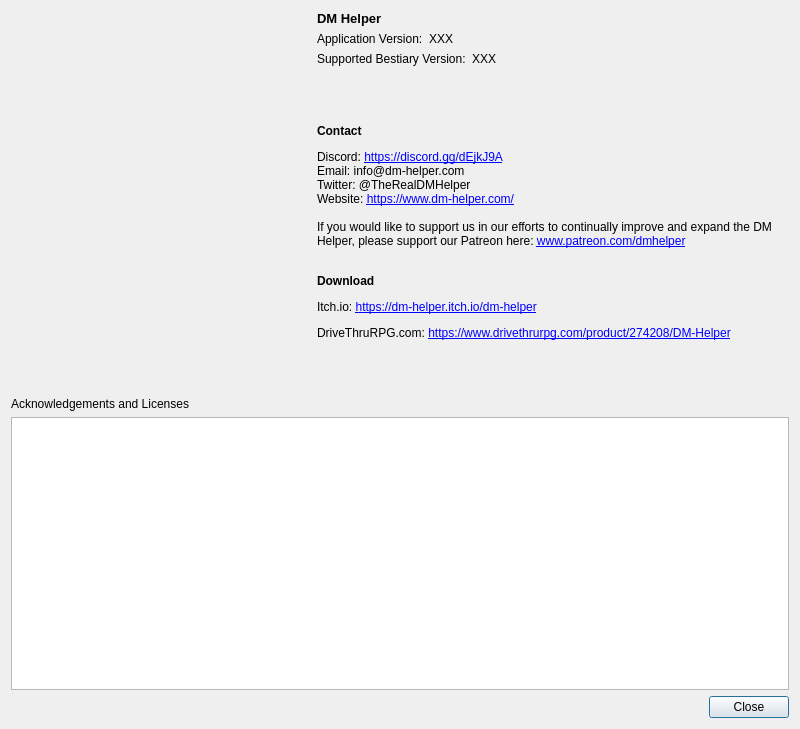
First picture: the form in DMHelper/src/aboutdialog.ui, repository MMetze/DMHelper, before the edit.
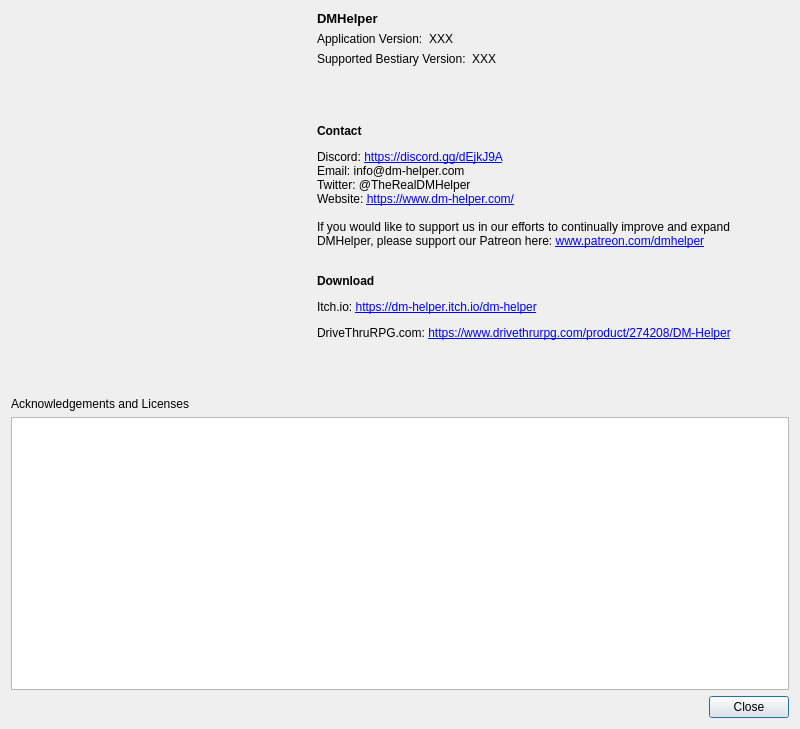
Second picture: the form after the edit. Icons and pictures are not drawn.

Commit message: Updated branding DM Helper --> DMHelper

Patch:
```diff
--- a/DMHelper/src/aboutdialog.ui
+++ b/DMHelper/src/aboutdialog.ui
@@ -107,7 +107,7 @@
           </font>
          </property>
          <property name="text">
-          <string>DM Helper</string>
+          <string>DMHelper</string>
          </property>
         </widget>
        </item>
@@ -175,7 +175,7 @@
        <item>
         <widget class="QLabel" name="label_6">
          <property name="text">
-          <string>&lt;html&gt;&lt;head/&gt;&lt;body&gt;&lt;p&gt;&lt;span style=&quot; font-weight:600;&quot;&gt;Contact&lt;/span&gt;&lt;/p&gt;&lt;p&gt;Discord: &lt;a href=&quot;https://discord.gg/C7zPKBp&quot;&gt;&lt;span style=&quot; text-decoration: underline; color:#0000ff;&quot;&gt;https://discord.gg/dEjkJ9A&lt;/span&gt;&lt;/a&gt;&lt;br/&gt;Email: info@dm-helper.com&lt;br/&gt;Twitter: @TheRealDMHelper&lt;br/&gt;Website: &lt;a href=&quot;https://www.dm-helper.com/&quot;&gt;&lt;span style=&quot; text-decoration: underline; color:#0000ff;&quot;&gt;https://www.dm-helper.com/&lt;/span&gt;&lt;/a&gt;&lt;br/&gt;&lt;br/&gt;If you would like to support us in our efforts to continually improve and expand the DM Helper, please support our Patreon here: &lt;a href=&quot;www.patreon.com/dmhelper&quot;&gt;&lt;span style=&quot; text-decoration: underline; color:#0000ff;&quot;&gt;www.patreon.com/dmhelper&lt;/span&gt;&lt;/a&gt;&lt;br/&gt;&lt;/p&gt;&lt;p&gt;&lt;span style=&quot; font-weight:600;&quot;&gt;Download&lt;/span&gt;&lt;/p&gt;&lt;p&gt;Itch.io: &lt;a href=&quot;https://dm-helper.itch.io/dm-helper&quot;&gt;&lt;span style=&quot; text-decoration: underline; color:#0000ff;&quot;&gt;https://dm-helper.itch.io/dm-helper&lt;/span&gt;&lt;/a&gt;&lt;/p&gt;&lt;p&gt;DriveThruRPG.com: &lt;a href=&quot;https://www.drivethrurpg.com/product/274208/DM-Helper&quot;&gt;&lt;span style=&quot; text-decoration: underline; color:#0000ff;&quot;&gt;https://www.drivethrurpg.com/product/274208/DM-Helper&lt;/span&gt;&lt;/a&gt;&lt;/p&gt;&lt;/body&gt;&lt;/html&gt;</string>
+          <string>&lt;html&gt;&lt;head/&gt;&lt;body&gt;&lt;p&gt;&lt;span style=&quot; font-weight:600;&quot;&gt;Contact&lt;/span&gt;&lt;/p&gt;&lt;p&gt;Discord: &lt;a href=&quot;https://discord.gg/C7zPKBp&quot;&gt;&lt;span style=&quot; text-decoration: underline; color:#0000ff;&quot;&gt;https://discord.gg/dEjkJ9A&lt;/span&gt;&lt;/a&gt;&lt;br/&gt;Email: info@dm-helper.com&lt;br/&gt;Twitter: @TheRealDMHelper&lt;br/&gt;Website: &lt;a href=&quot;https://www.dm-helper.com/&quot;&gt;&lt;span style=&quot; text-decoration: underline; color:#0000ff;&quot;&gt;https://www.dm-helper.com/&lt;/span&gt;&lt;/a&gt;&lt;br/&gt;&lt;br/&gt;If you would like to support us in our efforts to continually improve and expand DMHelper, please support our Patreon here: &lt;a href=&quot;www.patreon.com/dmhelper&quot;&gt;&lt;span style=&quot; text-decoration: underline; color:#0000ff;&quot;&gt;www.patreon.com/dmhelper&lt;/span&gt;&lt;/a&gt;&lt;br/&gt;&lt;/p&gt;&lt;p&gt;&lt;span style=&quot; font-weight:600;&quot;&gt;Download&lt;/span&gt;&lt;/p&gt;&lt;p&gt;Itch.io: &lt;a href=&quot;https://dm-helper.itch.io/dm-helper&quot;&gt;&lt;span style=&quot; text-decoration: underline; color:#0000ff;&quot;&gt;https://dm-helper.itch.io/dm-helper&lt;/span&gt;&lt;/a&gt;&lt;/p&gt;&lt;p&gt;DriveThruRPG.com: &lt;a href=&quot;https://www.drivethrurpg.com/product/274208/DM-Helper&quot;&gt;&lt;span style=&quot; text-decoration: underline; color:#0000ff;&quot;&gt;https://www.drivethrurpg.com/product/274208/DM-Helper&lt;/span&gt;&lt;/a&gt;&lt;/p&gt;&lt;/body&gt;&lt;/html&gt;</string>
          </property>
          <property name="textFormat">
           <enum>Qt::RichText</enum>
```
The commit also changes 32 other files.
